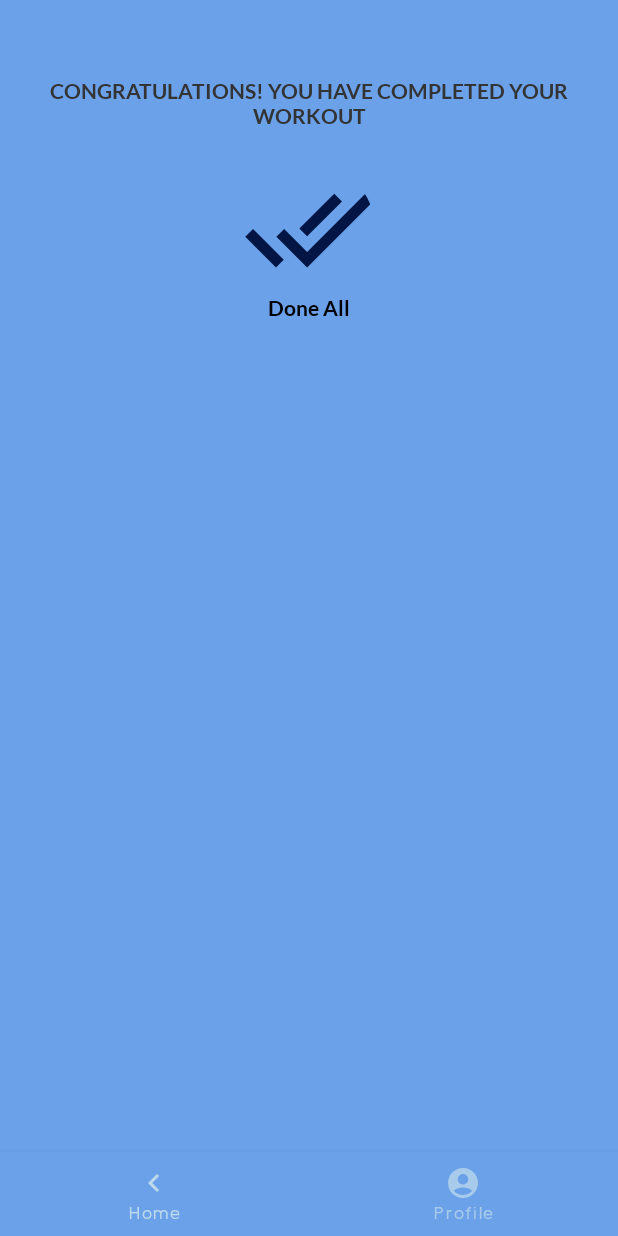
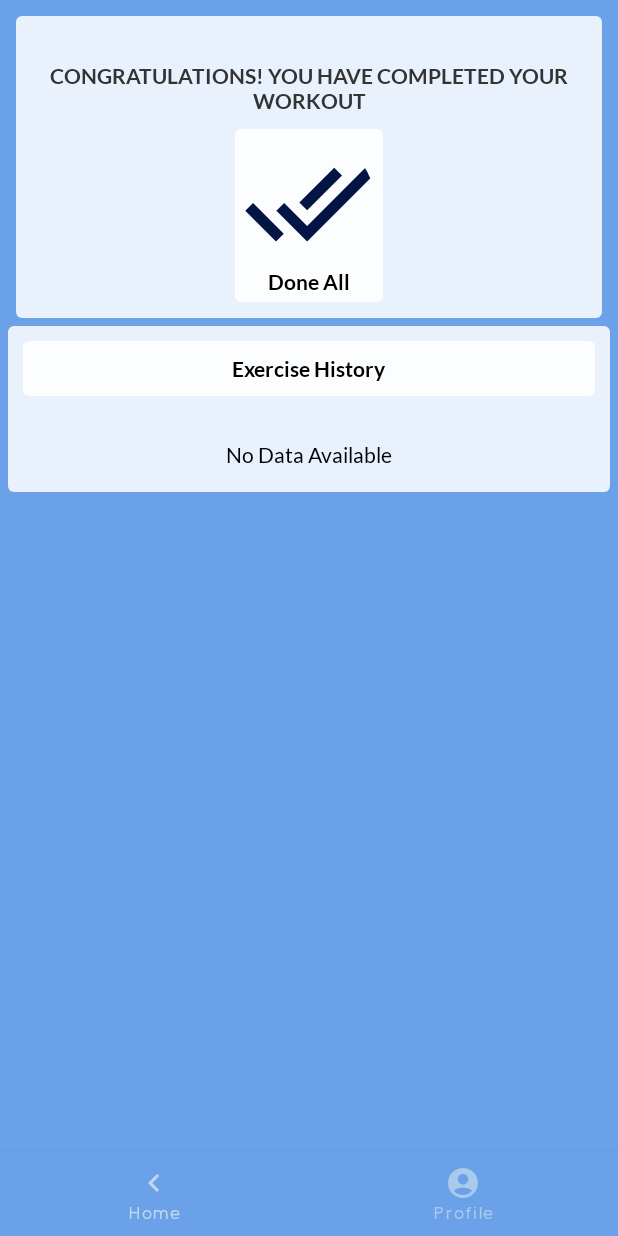
Before and after one commit to virtualpathum/workouterz, an Android app built with Jetpack Compose: the FinishActivity screen opened directly, with no data from a screen before it, on a phone screen of 412 x 824 dp. Run offline under Robolectric (Android 15) with nearby library versions, the phone set to English and light mode, and no system bars; our stand-ins replace Dagger/Hilt's generated code.

Commit message:
fixed some compose styles, implemented delete

```diff
--- a/core/src/main/java/com/lk/infinitx/workouterz/ExerciseActivity.kt
+++ b/core/src/main/java/com/lk/infinitx/workouterz/ExerciseActivity.kt
@@ -212,7 +212,7 @@ class ExerciseActivity : AppCompatActivity(), TextToSpeech.OnInitListener {
                     statusAdapter!!.notifyDataSetChanged()
                     analytics?.logEvent( list[currentPosition].getName(),"Exercise Screen")
 
-                    vmHistory.saveHistory(History(0,list[currentPosition].getName(),list[currentPosition].getImage(), Date())).observe(this@ExerciseActivity,
+                    vmHistory.save(History(0,list[currentPosition].getName(),list[currentPosition].getImage(), Date())).observe(this@ExerciseActivity,
                         androidx.lifecycle.Observer {
                             Log.i("MyTag","Saved ID : ${it}")
                         })
--- a/core/src/main/java/com/lk/infinitx/workouterz/FinishActivity.kt
+++ b/core/src/main/java/com/lk/infinitx/workouterz/FinishActivity.kt
@@ -57,9 +57,7 @@ class FinishActivity : ComponentActivity() {
                     }
                 }
             ) {
-                FinishScreen(vmfHistory,Modifier.padding(10.dp)){
-
-                }
+                FinishScreen(vmfHistory,Modifier.padding(5.dp))
             }
         }
     }
--- a/core/src/main/java/com/lk/infinitx/workouterz/compose/FinishScreen.kt
+++ b/core/src/main/java/com/lk/infinitx/workouterz/compose/FinishScreen.kt
@@ -36,20 +36,21 @@ import com.lk.infinitx.workouterz.presentation.HistoryViewModelFactory
 fun FinishScreen(
     vmfHistory : HistoryViewModelFactory,
     modifier: Modifier = Modifier,
-    vmHistory: HistoryViewModel = viewModel(factory = vmfHistory),
-    onClearAllTask : () -> Unit
+    vmHistory: HistoryViewModel = viewModel(factory = vmfHistory)
 ){
     val list =  vmHistory.list.collectAsState(initial = emptyList())
        Column(modifier,
             horizontalAlignment = Alignment.CenterHorizontally) {
-        Spacer(Modifier.height(6.dp))
+       // Spacer(Modifier.height(4.dp))
         MessageSection(R.string.congratulations,modifier){
             DoneElement(modifier)
         }
 
-        HistorySection(list = list, onCloseTask = {}, onClearAllTask = { /*TODO*/ })
+        HistorySection(list = list,
+            onCloseTask = {item -> vmHistory.delete(item)},
+            onClearAllTask = { vmHistory.deleteAll()})
 
-        Spacer(Modifier.height(16.dp))
+        Spacer(Modifier.height(4.dp))
     }
 
 }
--- a/core/src/main/java/com/lk/infinitx/workouterz/compose/HistoryList.kt
+++ b/core/src/main/java/com/lk/infinitx/workouterz/compose/HistoryList.kt
@@ -1,16 +1,19 @@
 package com.lk.infinitx.workouterz.compose
 
-import androidx.compose.foundation.layout.Arrangement
-import androidx.compose.foundation.layout.PaddingValues
-import androidx.compose.foundation.layout.height
+import androidx.compose.foundation.layout.*
 import androidx.compose.foundation.lazy.LazyColumn
 import androidx.compose.foundation.lazy.grid.GridCells
 import androidx.compose.foundation.lazy.grid.LazyHorizontalGrid
 import androidx.compose.foundation.lazy.grid.items
 import androidx.compose.foundation.lazy.items
+import androidx.compose.material.MaterialTheme
+import androidx.compose.material.Surface
+import androidx.compose.material.Text
 import androidx.compose.runtime.Composable
 import androidx.compose.runtime.State
+import androidx.compose.ui.Alignment
 import androidx.compose.ui.Modifier
+import androidx.compose.ui.text.style.TextAlign
 import androidx.compose.ui.unit.dp
 import com.lk.infinitx.workouterz.R
 import com.lk.infinitx.workouterz.data.entity.History
@@ -21,15 +24,19 @@ fun HistoryList(
     onCloseTask : (History) -> Unit,
     modifier: Modifier = Modifier
 ){
+
         LazyHorizontalGrid(
             rows = GridCells.Fixed(2),
             contentPadding = PaddingValues(horizontal = 16.dp),
             horizontalArrangement = Arrangement.spacedBy(8.dp),
             verticalArrangement = Arrangement.spacedBy(8.dp),
-        modifier = modifier.height(120.dp) ){
+            modifier = modifier
+                .height(300.dp)
+                .padding(8.dp)
+        ) {
             items(
                 list.value
-        ){ item ->
+            ) { item ->
                 HistoryItem(
                     name = item.name,
                     drawable = item.image,
--- a/core/src/main/java/com/lk/infinitx/workouterz/compose/HistorySection.kt
+++ b/core/src/main/java/com/lk/infinitx/workouterz/compose/HistorySection.kt
@@ -1,8 +1,7 @@
 package com.lk.infinitx.workouterz.compose
 
 import androidx.compose.foundation.layout.*
-import androidx.compose.material.OutlinedButton
-import androidx.compose.material.Text
+import androidx.compose.material.*
 import androidx.compose.runtime.Composable
 import androidx.compose.runtime.State
 import androidx.compose.ui.Alignment
@@ -10,6 +9,7 @@ import androidx.compose.ui.Modifier
 import androidx.compose.ui.graphics.Color
 import androidx.compose.ui.res.stringResource
 import androidx.compose.ui.text.font.FontWeight
+import androidx.compose.ui.text.style.TextAlign
 import androidx.compose.ui.unit.dp
 import com.lk.infinitx.workouterz.R
 import com.lk.infinitx.workouterz.data.entity.History
@@ -20,15 +20,34 @@ fun HistorySection(list : State<List<History>>,
                   onClearAllTask : () -> Unit,
                   modifier: Modifier = Modifier
 ){
+    Surface(
+        shape = MaterialTheme.shapes.small,
+        modifier = modifier
+    ) {
         Column {
             HistoryTitleElement(list, modifier, onClearAllTask)
-
+            Spacer(Modifier.height(4.dp))
+            if(list.value.isNotEmpty()) {
                 HistoryList(
                     list = list,
                     onCloseTask = { item ->
                         onCloseTask(item)
                     }
                 )
+            }else{
+                    Row(
+                        verticalAlignment = Alignment.CenterVertically,
+                        modifier = Modifier.fillMaxWidth().heightIn(50.dp)
+                    ) {
+                        Text(
+                            text = "No Data Available",
+                            color = Color.Black,
+                            modifier = Modifier.fillMaxWidth(),
+                            textAlign = TextAlign.Center
+                        )
+                    }
+                }
+        }
     }
 
 }
@@ -39,19 +58,25 @@ private fun HistoryTitleElement(
     modifier: Modifier,
     onClearAllTask: () -> Unit
 ) {
-    if ((list.value).isNotEmpty()) {
+        Surface(
+            shape = MaterialTheme.shapes.small,
+            modifier = modifier.padding(10.dp)
+        ) {
+            //Card(elevation = 10.dp, modifier = Modifier.padding(10.dp)) {
             Row(
                 modifier = modifier
                     .fillMaxWidth()
-                .padding(bottom = 10.dp),
+                    .padding(10.dp),
                 verticalAlignment = Alignment.CenterVertically,
-            horizontalArrangement = Arrangement.SpaceBetween
+                horizontalArrangement = Arrangement.SpaceAround
             ) {
+
                 Text(
                     text = stringResource(R.string.exercise_history),
                     color = Color.Black,
                     fontWeight = FontWeight.Bold
                 )
+                if ((list.value).isNotEmpty()) {
                     OutlinedButton(onClick = { onClearAllTask() }) {
                         Text(
                             text = stringResource(R.string.clear_all),
@@ -61,4 +86,7 @@ private fun HistoryTitleElement(
                     }
                 }
             }
+           // }
+
     }
+}
--- a/core/src/main/java/com/lk/infinitx/workouterz/compose/MessageSection.kt
+++ b/core/src/main/java/com/lk/infinitx/workouterz/compose/MessageSection.kt
@@ -28,29 +28,37 @@ fun MessageSection(
     @StringRes title: Int,
     modifier: Modifier = Modifier,
     content: @Composable () -> Unit
+    ) {
+    Surface(
+        shape = MaterialTheme.shapes.small,
+        modifier = modifier.fillMaxWidth()
     ){
     Column(
         modifier,
-        horizontalAlignment = Alignment.CenterHorizontally) {
+        horizontalAlignment = Alignment.CenterHorizontally
+    ) {
         Text(
             text = stringResource(R.string.congratulations).uppercase(Locale.getDefault()),
             style = MaterialTheme.typography.h3,
             modifier = Modifier.fillMaxWidth()
                 .paddingFromBaseline(top = 40.dp, bottom = 8.dp),
-            color =MaterialTheme.colors.primary,
+            color = MaterialTheme.colors.primary,
             textAlign = TextAlign.Center,
             fontWeight = FontWeight.Bold
-
-
         )
         content()
+    }
     }
 }
 
 @Composable
 fun DoneElement(modifier: Modifier) {
+    Surface(
+        shape = MaterialTheme.shapes.small,
+        modifier = modifier
+    ) {
         Column(
-        modifier = modifier.padding(8.dp),
+            modifier = modifier,
             horizontalAlignment = Alignment.CenterHorizontally,
 
             ) {
@@ -71,3 +79,4 @@ fun DoneElement(modifier: Modifier) {
             )
         }
     }
+}
--- a/core/src/main/java/com/lk/infinitx/workouterz/data/datasource/LocalDataSource.kt
+++ b/core/src/main/java/com/lk/infinitx/workouterz/data/datasource/LocalDataSource.kt
@@ -17,4 +17,8 @@ interface LocalDataSource {
 
     fun getAllHistoryFromDB(): Flow<List<History>>
 
+    suspend fun deleteAll()
+
+    suspend fun delete(history: History)
+
 }
--- a/core/src/main/java/com/lk/infinitx/workouterz/data/db/HistoryDAO.kt
+++ b/core/src/main/java/com/lk/infinitx/workouterz/data/db/HistoryDAO.kt
@@ -1,9 +1,6 @@
 package com.lk.infinitx.workouterz.data.db
 
-import androidx.room.Dao
-import androidx.room.Insert
-import androidx.room.OnConflictStrategy
-import androidx.room.Query
+import androidx.room.*
 import com.lk.infinitx.workouterz.data.entity.Exercise
 import com.lk.infinitx.workouterz.data.entity.History
 import kotlinx.coroutines.flow.Flow
@@ -16,4 +13,10 @@ interface HistoryDAO {
 
     @Query("SELECT * FROM tbl_history")
     fun getAll():Flow<List<History>>
+
+    @Query("DELETE FROM tbl_history")
+    suspend fun deleteAll()
+
+    @Delete
+    suspend fun delete(history: History)
 }
--- a/core/src/main/java/com/lk/infinitx/workouterz/data/repository/HistoryRepository.kt
+++ b/core/src/main/java/com/lk/infinitx/workouterz/data/repository/HistoryRepository.kt
@@ -8,4 +8,6 @@ interface HistoryRepository {
 
     fun getAll(): Flow<List<History>>
     suspend fun save(history: History): Long
+    suspend fun deleteAll()
+    suspend fun delete(history: History)
 }
--- a/core/src/main/java/com/lk/infinitx/workouterz/interactor/SaveHistoryUseCase.kt
+++ b/core/src/main/java/com/lk/infinitx/workouterz/interactor/SaveHistoryUseCase.kt
@@ -9,4 +9,8 @@ import javax.inject.Inject
 class SaveHistoryUseCase @Inject constructor(private val historyRepository: HistoryRepository){
    suspend fun execute(history: History): Long = historyRepository.save(history)
 
+   suspend fun deleteAll() = historyRepository.deleteAll()
+
+   suspend fun delete(history: History) = historyRepository.delete(history = history)
+
 }
```
Also changed, not shown: core/src/main/java/com/lk/infinitx/workouterz/compose/ListItemCard.kt (+20 -6 lines), core/src/main/java/com/lk/infinitx/workouterz/data/datasource/LocalDataSourceImpl.kt (+8 -0 lines), core/src/main/java/com/lk/infinitx/workouterz/data/repository/HistoryRepositoryImpl.kt (+8 -0 lines), core/src/main/java/com/lk/infinitx/workouterz/presentation/HistoryViewModel.kt (+14 -2 lines). Lines whose indentation alone changed are shown as unchanged.
